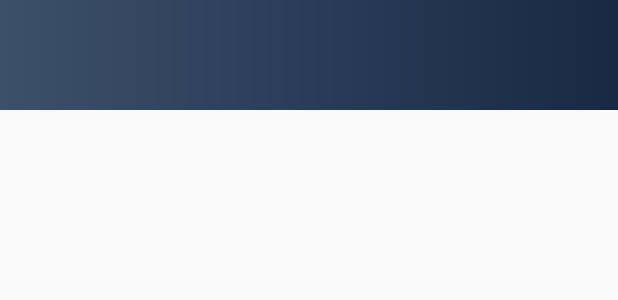
After one commit to aspalacios/ProyectoFinalMoviles, an Android app: the layout activity_item_body.xml on its own in the app's theme, with its tools: preview values and no code run, on a phone screen of 412 x 824 dp. The commit adds this screen. Shown: the top 300 px of the screen. Run offline under Robolectric (Android 15) with nearby library versions, the phone set to English and light mode, and no system bars.

Commit message:
Visualizar peso y altura desde base de datos local

```diff
--- a/app/src/main/AndroidManifest.xml
+++ b/app/src/main/AndroidManifest.xml
@@ -5,6 +5,7 @@
     <uses-permission android:name="android.permission.INTERNET" />
 
     <application
+        android:name=".Application"
         android:allowBackup="true"
         android:icon="@mipmap/ic_launcher"
         android:label="@string/app_name"
@@ -27,7 +28,8 @@
         <activity android:name=".activities.Advice" />
         <activity android:name=".activities.CreateAdvice" />
         <activity android:name=".activities.UpdateAdvice" />
-        <activity android:name=".activities.DeleteAdvice"></activity>
+        <activity android:name=".activities.DeleteAdvice" />
+        <activity android:name=".activities.Body" />
     </application>
 
 </manifest>
--- a/app/src/main/java/com/momotombodevs/pgalante/bmi_calculator/Api/ApiInterface.java
+++ b/app/src/main/java/com/momotombodevs/pgalante/bmi_calculator/Api/ApiInterface.java
@@ -1,11 +1,13 @@
 package com.momotombodevs.pgalante.bmi_calculator.Api;
 
 import com.momotombodevs.pgalante.bmi_calculator.models.AdviceModel;
+import com.momotombodevs.pgalante.bmi_calculator.models.BodyModel;
 import com.momotombodevs.pgalante.bmi_calculator.models.LoginModel;
 import com.momotombodevs.pgalante.bmi_calculator.models.LoginResult;
 import com.momotombodevs.pgalante.bmi_calculator.models.UserModel;
 
 import java.util.ArrayList;
+import java.util.List;
 
 import retrofit2.Call;
 import retrofit2.http.Body;
@@ -45,4 +47,8 @@ public interface ApiInterface {
     @DELETE ("advices/{id}")
     Call<AdviceModel> deleteAdvice (@Path("id") String id);
 
+    @GET("bodies")
+    Call<List<BodyModel>> bodiesAll();
+
+
 }
--- a/app/src/main/java/com/momotombodevs/pgalante/bmi_calculator/adapters/BodyAdapter.java
+++ /dev/null
@@ -1,4 +0,0 @@
-package com.momotombodevs.pgalante.bmi_calculator.adapters;
-
-public class BodyAdapter {
-}
--- a/app/src/main/java/com/momotombodevs/pgalante/bmi_calculator/models/BodyModel.java
+++ b/app/src/main/java/com/momotombodevs/pgalante/bmi_calculator/models/BodyModel.java
@@ -1,6 +1,8 @@
 package com.momotombodevs.pgalante.bmi_calculator.models;
 
-public class BodyModel {
+import io.realm.RealmObject;
+
+public class BodyModel extends RealmObject {
     private String id;
     private String height;
     private String weight;
--- /dev/null
+++ b/app/src/main/res/layout/activity_item_body.xml
@@ -0,0 +1,29 @@
+<?xml version="1.0" encoding="utf-8"?>
+<LinearLayout xmlns:android="http://schemas.android.com/apk/res/android"
+    android:id="@+id/itemBody"
+    android:layout_width="match_parent"
+    android:layout_height="wrap_content"
+    android:background="@drawable/gradient"
+    android:clickable="true"
+    android:focusable="true"
+    android:orientation="vertical">
+
+    <TextView
+        android:id="@+id/idBody"
+        android:layout_width="match_parent"
+        android:layout_height="wrap_content"
+        android:textAppearance="@style/Base.TextAppearance.AppCompat.Large" />
+
+    <TextView
+        android:id="@+id/weight"
+        android:layout_width="match_parent"
+        android:layout_height="wrap_content"
+        android:textAppearance="@style/Base.TextAppearance.AppCompat.Medium" />
+
+    <TextView
+        android:id="@+id/height"
+        android:layout_width="match_parent"
+        android:layout_height="wrap_content" />
+
+
+</LinearLayout>
--- a/build.gradle
+++ b/build.gradle
@@ -8,7 +8,7 @@ buildscript {
     }
     dependencies {
         classpath 'com.android.tools.build:gradle:3.1.2'
-
+        classpath "io.realm:realm-gradle-plugin:5.1.0"
 
         // NOTE: Do not place your application dependencies here; they belong
         // in the individual module build.gradle files
```
Also changed, not shown: app/build.gradle (+7 -0 lines), app/src/main/java/com/momotombodevs/pgalante/bmi_calculator/Application.java (added, +15 -0 lines), app/src/main/java/com/momotombodevs/pgalante/bmi_calculator/activities/Body.java (added, +130 -0 lines), app/src/main/java/com/momotombodevs/pgalante/bmi_calculator/activities/Index.java (+8 -0 lines), app/src/main/java/com/momotombodevs/pgalante/bmi_calculator/adapters/BodiesAdapter.java (added, +71 -0 lines), app/src/main/java/com/momotombodevs/pgalante/bmi_calculator/adapters/BodyFromDatabaseAdapter.java (+104 -1 lines), app/src/main/res/layout/activity_body.xml (added, +22 -0 lines).
